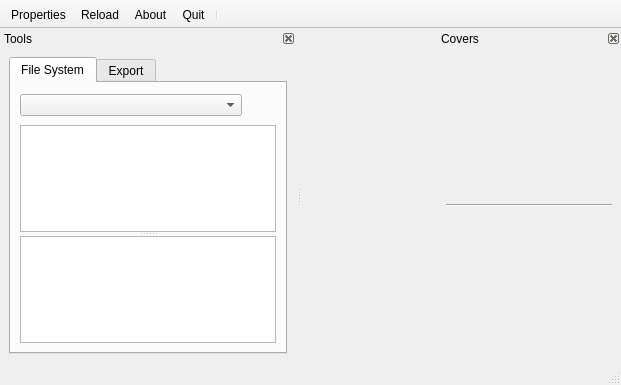
Before: the Qt Designer form qwbfs/src/UIMain.ui in amestica/qwbfs, drawn with Qt 5.
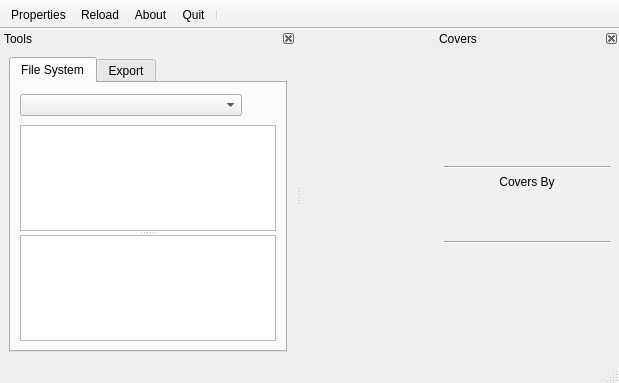
After: the same form once the commit is applied. Icons and pictures are not drawn. Custom widgets are drawn as their Qt base class.

Patch:
```diff
--- a/qwbfs/src/UIMain.ui
+++ b/qwbfs/src/UIMain.ui
@@ -6,8 +6,8 @@
    <rect>
     <x>0</x>
     <y>0</y>
-    <width>621</width>
-    <height>385</height>
+    <width>619</width>
+    <height>383</height>
    </rect>
   </property>
   <property name="iconSize">
@@ -277,7 +277,7 @@
    <property name="minimumSize">
     <size>
      <width>184</width>
-     <height>109</height>
+     <height>111</height>
     </size>
    </property>
    <property name="maximumSize">
@@ -310,6 +310,46 @@
        </property>
       </widget>
      </item>
+     <item>
+      <widget class="Line" name="line_2">
+       <property name="orientation">
+        <enum>Qt::Horizontal</enum>
+       </property>
+      </widget>
+     </item>
+     <item>
+      <widget class="QLabel" name="lWiiTDB">
+       <property name="maximumSize">
+        <size>
+         <width>16777215</width>
+         <height>60</height>
+        </size>
+       </property>
+       <property name="cursor">
+        <cursorShape>PointingHandCursor</cursorShape>
+       </property>
+       <property name="toolTip">
+        <string notr="true">http://wiitdb.com</string>
+       </property>
+       <property name="styleSheet">
+        <string notr="true">QLabel {
+	background-image: url(:/wii/wiitdb.png);
+	background-repeat: no-repeat;
+	background-position:center bottom;
+	font: bold 13px &quot;Arial&quot;;
+}</string>
+       </property>
+       <property name="text">
+        <string>Covers By</string>
+       </property>
+       <property name="alignment">
+        <set>Qt::AlignHCenter|Qt::AlignTop</set>
+       </property>
+       <property name="wordWrap">
+        <bool>true</bool>
+       </property>
+      </widget>
+     </item>
      <item>
       <widget class="Line" name="line">
        <property name="orientation">
```
